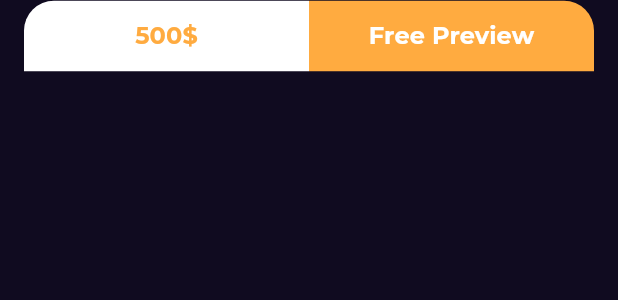
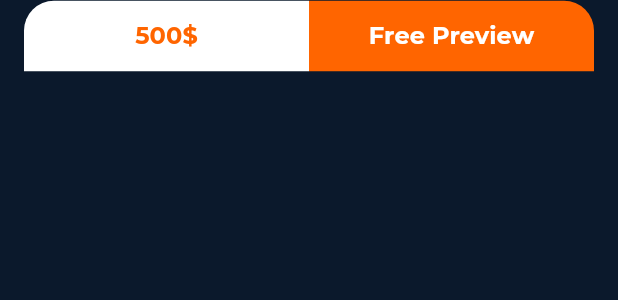
Before and after one commit to hayam-tarek/bookly_app, a Flutter app: the PricingContainer widget shown alone on an empty page, opened directly, on a phone screen of 412 x 824 dp. Shown: the top 300 px of the screen. Run offline on Flutter 3.47's test engine with Material 3 defaults, Android fonts, the phone set to English and light mode, and no system bars; our stand-ins replace animated_text_kit, go_router, google_fonts; network calls fail.

Commit message:
change theme of project

```diff
--- a/lib/core/themes/app_colors.dart
+++ b/lib/core/themes/app_colors.dart
@@ -2,5 +2,11 @@ import 'dart:ui';
 
 class AppColors {
   AppColors._();
-  static const Color primaryColor = Color(0xff100b20);
+  static const Color scaffoldBackgroundColor = Color(0xff0B192C);
+  static const Color primaryColor = Color(0xff1E3E62);
+  static const Color secondaryColor = Color(0xffFF6500);
+  // static const Color scaffoldBackgroundColor = Color(0xff021526);
+  // static const Color primaryColor = Color(0xff03346E);
+  // static const Color secondaryColor = Color(0xff6EACDA);
+  // static const Color tertiaryColor = Color(0xffE2E2B6);
 }
--- a/lib/features/home/presentation/views/widgets/pricing_container.dart
+++ b/lib/features/home/presentation/views/widgets/pricing_container.dart
@@ -1,3 +1,4 @@
+import 'package:bookly_app/core/themes/app_colors.dart';
 import 'package:bookly_app/core/widgets/custom_button.dart';
 import 'package:flutter/material.dart';
 
@@ -18,7 +19,7 @@ class PricingContainer extends StatelessWidget {
             ),
             text: r"500$",
             color: Colors.white,
-            textColor: Colors.orangeAccent,
+            textColor: AppColors.secondaryColor,
           ),
           CustomButton(
             borderRadius: BorderRadius.only(
@@ -26,7 +27,7 @@ class PricingContainer extends StatelessWidget {
               bottomRight: Radius.circular(0),
             ),
             text: "Free Preview",
-            color: Colors.orangeAccent,
+            color: AppColors.secondaryColor,
             textColor: Colors.white,
           ),
         ],
```
Also changed, not shown: lib/main.dart (+7 -1 lines), 4 other files.
